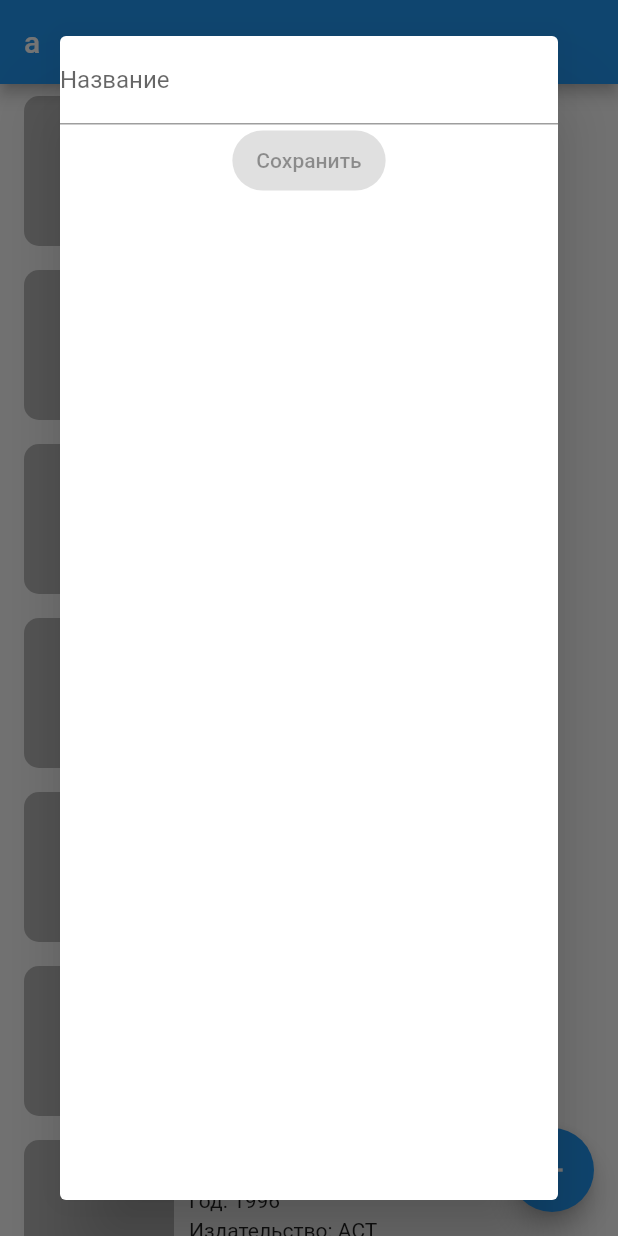
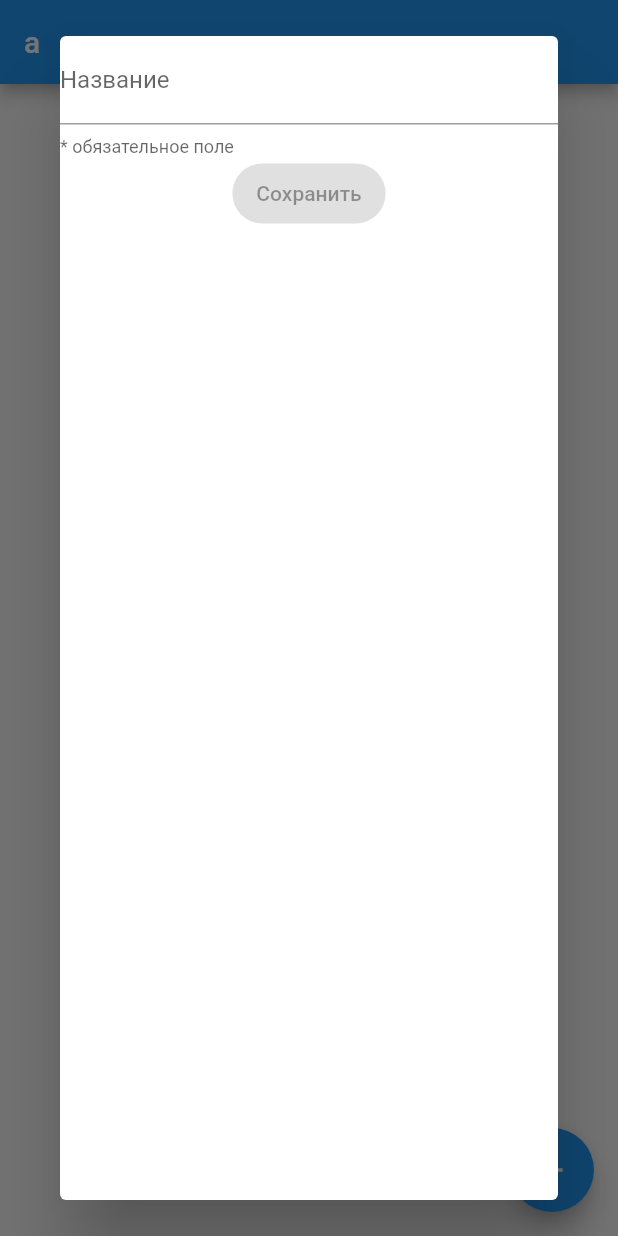
Before and after one commit to Alina996aqdwdw/Book_Storage, a Flutter app: the screen it shows after launch, after a tap on the "add" icon, on a phone screen of 412 x 824 dp. Run offline on Flutter 3.47's test engine with Material 2 defaults, Android fonts, the phone set to English and light mode, and no system bars; our stand-ins replace flutter_bloc, freezed_annotation, sqflite; accounts and stored records are empty.

Commit message:
created project

```diff
--- a/lib/domain/models/book_info.dart
+++ b/lib/domain/models/book_info.dart
@@ -40,3 +40,13 @@ class BookInfo {
     return 'BookInfo(id: $id, title: $title, publisher: $publisher, author: $author, year: $year, pageCount: $pageCount)';
   }
 }
+
+extension BookCreateValidation on BookInfo {
+  bool get isTitleComplete {
+    return title.isNotEmpty;
+  }
+
+  bool get isCompleted {
+    return isTitleComplete && isTitleComplete;
+  }
+}
--- /dev/null
+++ b/lib/features/library/cubits/library_cubit.dart
@@ -0,0 +1,50 @@
+import 'package:book_storage/data/local_data_sources/book_storage/books_data_source.dart';
+import 'package:book_storage/domain/models/book_info.dart';
+import 'package:flutter_bloc/flutter_bloc.dart';
+
+sealed class LibraryState {}
+
+class LibraryLoadingState extends LibraryState {}
+
+class LibraryLoadedState extends LibraryState {
+  final List<BookInfo> books;
+
+  LibraryLoadedState(this.books);
+}
+
+class LibraryErrorState extends LibraryState {
+  final String message;
+
+  LibraryErrorState(this.message);
+}
+
+class LibraryCubit extends Cubit<LibraryState> {
+  final BooksDataSource booksDataSource;
+
+  LibraryCubit(this.booksDataSource) : super(LibraryLoadingState());
+
+  Future<void> init() async {
+    try {
+      emit(LibraryLoadingState());
+
+      final books = await booksDataSource.getAll();
+
+      emit(LibraryLoadedState(books));
+    } catch (e) {
+      emit(LibraryErrorState(e.toString()));
+    }
+  }
+
+  Future<void> addBook(BookInfo book) async {
+    try {
+      emit(LibraryLoadingState());
+
+      booksDataSource.create(book);
+      final books = await booksDataSource.getAll();
+
+      emit(LibraryLoadedState(books));
+    } catch (e) {
+      emit(LibraryErrorState(e.toString()));
+    }
+  }
+}
--- a/lib/features/library/library_page.dart
+++ b/lib/features/library/library_page.dart
@@ -1,5 +1,6 @@
 import 'package:book_storage/domain/models/book_info.dart';
 import 'package:book_storage/features/library/cubits/book_creation_cubit.dart';
+import 'package:book_storage/features/library/cubits/library_cubit.dart';
 import 'package:flutter/material.dart';
 import 'package:flutter_bloc/flutter_bloc.dart';
 
@@ -13,7 +14,13 @@ class LibraryPage extends StatefulWidget {
 }
 
 class _LibraryPageState extends State<LibraryPage> {
-  void onTapActiveFilledButton() {}
+  late final LibraryCubit libraryCubit;
+
+  @override
+  void initState() {
+    libraryCubit = LibraryCubit(context.read())..init();
+    super.initState();
+  }
 
   @override
   Widget build(BuildContext context) {
@@ -21,18 +28,12 @@ class _LibraryPageState extends State<LibraryPage> {
       appBar: AppBar(
         title: Text('a'),
       ),
-      body: ListView.builder(
-        itemCount: 10,
-        itemBuilder: (BuildContext context, int index) {
-          return BookShortInfoWidget(
-            bookInfo: BookInfo(
-              title: 'Песнь льда и пламени',
-              author: 'Джордж Мартин',
-              year: 1996,
-              publisher: 'АСТ',
-              pageCount: 650,
-            ),
-          );
+      body: BlocBuilder<LibraryCubit, LibraryState>(
+        bloc: libraryCubit,
+        builder: (context, state) => switch (state) {
+          LibraryErrorState() => LibraryErrorView(message: state.message),
+          LibraryLoadedState() => LibraryLoadedView(books: state.books),
+          _ => const LibraryLoadingView(),
         },
       ),
       floatingActionButton: FloatingActionButton(
@@ -42,26 +43,8 @@ class _LibraryPageState extends State<LibraryPage> {
             builder: (context) {
               final bookCreationCubit = BookCreationCubit();
 
-              return Dialog(
-                child: Column(
-                  children: [
-                    TextField(
-                      decoration: InputDecoration(
-                        labelText: 'Название'
-                      ),
-                      onChanged: bookCreationCubit.setTitle,
-                    ),
-                    BlocBuilder<BookCreationCubit, BookInfo>(
-                      bloc: bookCreationCubit,
-                      builder: (context, book) {
-                        return FilledButton(
-                          onPressed: book.title.isNotEmpty ? () {} : null,
-                          child: Text('Сохранить'),
-                        );
-                      },
-                    )
-                  ],
-                ),
+              return BookCreationDialog(
+                bookCreationCubit: bookCreationCubit,
               );
             },
           );
@@ -72,3 +55,85 @@ class _LibraryPageState extends State<LibraryPage> {
     );
   }
 }
+
+class LibraryLoadedView extends StatelessWidget {
+  final List<BookInfo> books;
+
+  const LibraryLoadedView({
+    required this.books,
+    super.key,
+  });
+
+  @override
+  Widget build(BuildContext context) {
+    return ListView.builder(
+      itemCount: books.length,
+      itemBuilder: (context, index) {
+        return BookShortInfoWidget(book: books[index]);
+      },
+    );
+  }
+}
+
+class LibraryErrorView extends StatelessWidget {
+  final String message;
+
+  const LibraryErrorView({
+    super.key,
+    required this.message,
+  });
+
+  @override
+  Widget build(BuildContext context) {
+    return Center(
+      child: Text(message),
+    );
+  }
+}
+
+class LibraryLoadingView extends StatelessWidget {
+  const LibraryLoadingView({super.key});
+
+  @override
+  Widget build(BuildContext context) {
+    return const Center(
+      child: CircularProgressIndicator(),
+    );
+  }
+}
+
+class BookCreationDialog extends StatelessWidget {
+  const BookCreationDialog({
+    super.key,
+    required this.bookCreationCubit,
+  });
+
+  final BookCreationCubit bookCreationCubit;
+
+  @override
+  Widget build(BuildContext context) {
+    return Dialog(
+      child: BlocBuilder<BookCreationCubit, BookInfo>(
+        bloc: bookCreationCubit,
+        builder: (context, book) {
+          return Column(
+            children: [
+              TextField(
+                decoration: InputDecoration(
+                  labelText: 'Название',
+                  helperText:
+                      book.isTitleComplete ? null : '* обязательное поле',
+                ),
+                onChanged: bookCreationCubit.setTitle,
+              ),
+              FilledButton(
+                onPressed: book.isCompleted ? () {} : null,
+                child: Text('Сохранить'),
+              ),
+            ],
+          );
+        },
+      ),
+    );
+  }
+}
--- a/lib/features/library/widgets/short_book_info.dart
+++ b/lib/features/library/widgets/short_book_info.dart
@@ -3,10 +3,10 @@ import 'package:book_storage/domain/models/book_info.dart';
 import 'package:flutter/material.dart';
 
 class BookShortInfoWidget extends StatelessWidget {
-  final BookInfo bookInfo;
+  final BookInfo book;
 
   const BookShortInfoWidget({
-    required this.bookInfo,
+    required this.book,
     super.key,
   });
 
@@ -29,26 +29,26 @@ class BookShortInfoWidget extends StatelessWidget {
           mainAxisSize: MainAxisSize.min,
           children: [
             Text(
-              bookInfo.title,
+              book.title,
               style: const TextStyle(
                 fontWeight: FontWeight.bold,
               ),
             ),
-            if (bookInfo.author.isEmpty)
-              Text(bookInfo.author).paddingOnly(top: 4),
+            if (book.author.isEmpty)
+              Text(book.author).paddingOnly(top: 4),
             Row(
               children: [
                 Text('Год: '),
-                Text(bookInfo.year.toString()),
+                Text(book.year.toString()),
               ],
             ).paddingOnly(top: 4),
             Row(
               children: [
                 Text('Издательство: '),
-                Text(bookInfo.publisher),
+                Text(book.publisher),
               ],
             ).paddingOnly(top: 4),
-            Text('${bookInfo.pageCount} стр.').paddingOnly(top: 4),
+            Text('${book.pageCount} стр.').paddingOnly(top: 4),
           ],
         ).paddingOnly(left: 10),
       ],
--- a/lib/main.dart
+++ b/lib/main.dart
@@ -1,7 +1,33 @@
+import 'dart:async';
+import 'dart:developer';
+
 import 'package:flutter/material.dart';
+import 'package:provider/provider.dart';
 
 import 'core/app.dart';
+import 'data/local_data_sources/book_storage/books_data_source.dart';
 
 void main() {
-  runApp(const App());
+  runZonedGuarded(
+    () async {
+      WidgetsFlutterBinding.ensureInitialized();
+
+      final BooksDataSource booksDataSource = BooksDataSource();
+      await booksDataSource.init();
+
+      runApp(
+        Provider.value(
+          value: booksDataSource,
+          child: const App(),
+        ),
+      );
+    },
+    (error, stackTrace) {
+      log(
+        '[Main isolate]',
+        error: error,
+        stackTrace: stackTrace,
+      );
+    },
+  );
 }
--- a/pubspec.yaml
+++ b/pubspec.yaml
@@ -39,6 +39,7 @@ dependencies:
   freezed_annotation: ^2.4.1
   json_annotation: ^4.8.1
   flutter_bloc: ^8.1.3
+  provider: ^6.1.1
 
 dev_dependencies:
   flutter_test:
```
Also changed, not shown: 1 other file.
